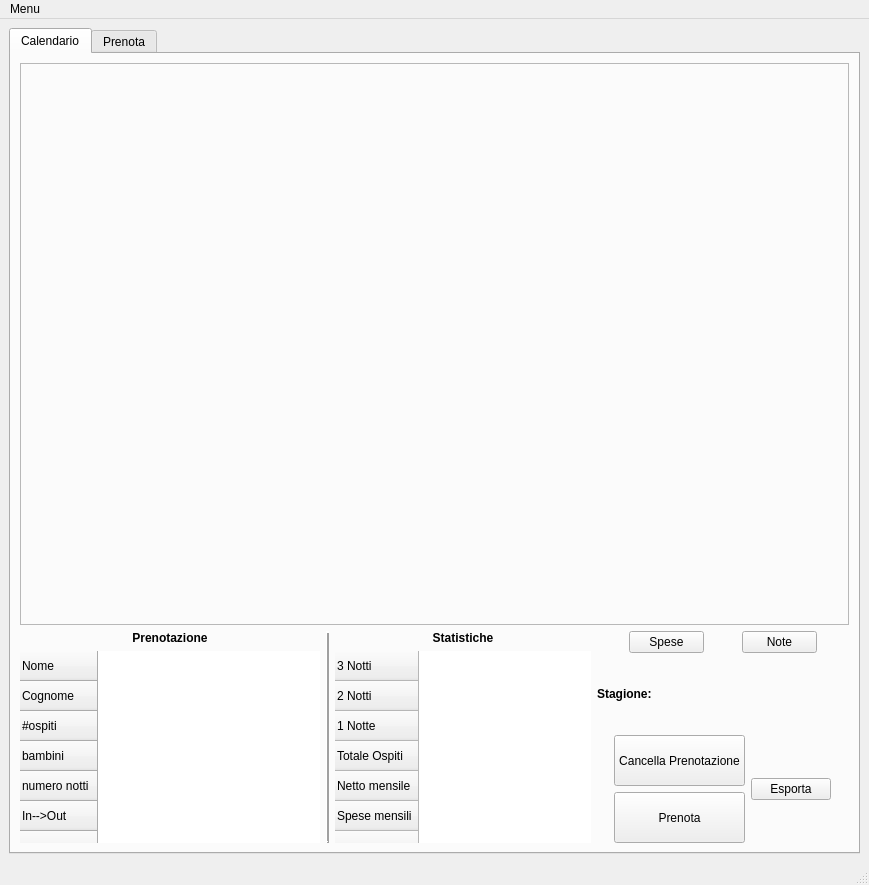
Qt form gui.ui (LucioPg/ErbaVento) before a commit.
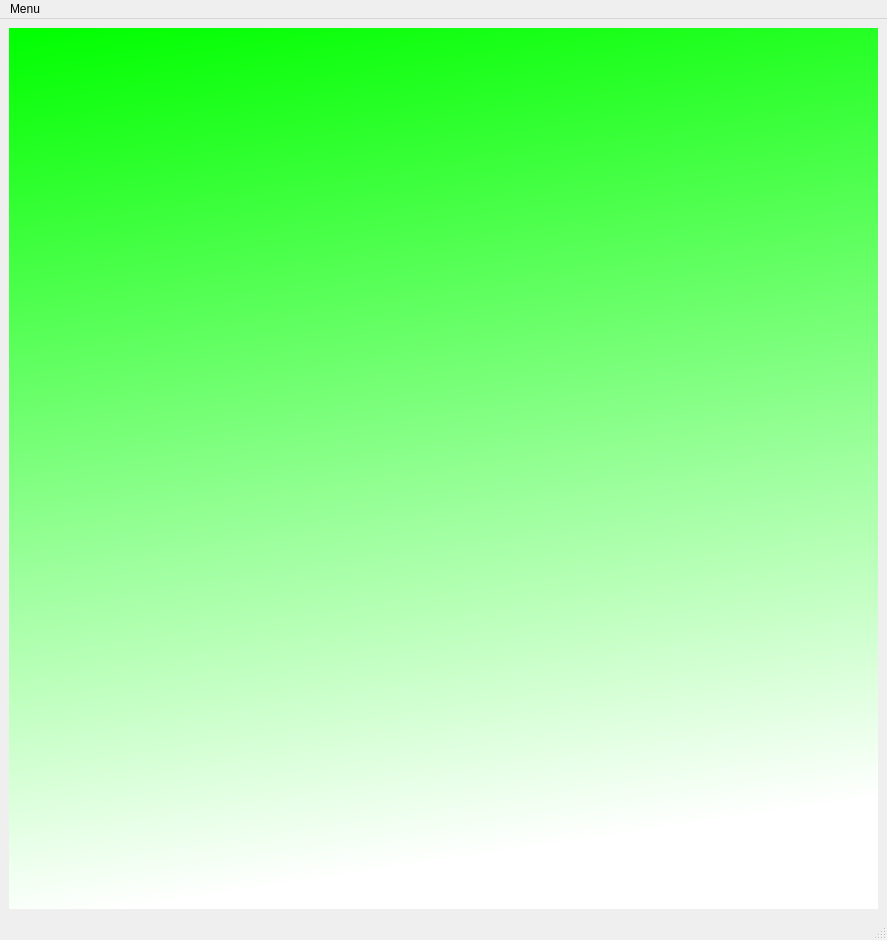
The same form after that commit. The open tabs and pages were chosen to show the change. Custom widgets are drawn as their Qt base class.

```diff
--- a/gui.ui
+++ b/gui.ui
@@ -6,8 +6,8 @@
    <rect>
     <x>0</x>
     <y>0</y>
-    <width>869</width>
-    <height>885</height>
+    <width>887</width>
+    <height>940</height>
    </rect>
   </property>
   <property name="sizePolicy">
@@ -22,7 +22,113 @@
   <widget class="QWidget" name="centralwidget">
    <layout class="QGridLayout" name="gridLayout_3">
     <item row="0" column="1">
+     <widget class="QStackedWidget" name="stackedWidget">
+      <property name="styleSheet">
+       <string notr="true"/>
+      </property>
+      <property name="currentIndex">
+       <number>1</number>
+      </property>
+      <widget class="QWidget" name="sigla">
+       <property name="styleSheet">
+        <string notr="true">background-color: qlineargradient(spread:pad, x1:0, y1:0, x2:0.148, y2:1, stop:0 rgba(0, 255, 0, 255), stop:1 rgba(255, 255, 255, 255));
+
+
+
+</string>
+       </property>
+       <layout class="QGridLayout" name="gridLayout_6">
+        <item row="0" column="0">
+         <widget class="QFrame" name="frame">
+          <property name="sizePolicy">
+           <sizepolicy hsizetype="Fixed" vsizetype="Fixed">
+            <horstretch>0</horstretch>
+            <verstretch>0</verstretch>
+           </sizepolicy>
+          </property>
+          <property name="styleSheet">
+           <string notr="true">background-color: rgba(255, 255, 255, 0);</string>
+          </property>
+          <property name="frameShape">
+           <enum>QFrame::NoFrame</enum>
+          </property>
+          <property name="frameShadow">
+           <enum>QFrame::Plain</enum>
+          </property>
+          <layout class="QGridLayout" name="gridLayout_5"/>
+         </widget>
+        </item>
+        <item row="1" column="0">
+         <layout class="QVBoxLayout" name="verticalLayout_19">
+          <item>
+           <spacer name="verticalSpacer_6">
+            <property name="orientation">
+             <enum>Qt::Vertical</enum>
+            </property>
+            <property name="sizeHint" stdset="0">
+             <size>
+              <width>784</width>
+              <height>641</height>
+             </size>
+            </property>
+           </spacer>
+          </item>
+          <item>
+           <layout class="QHBoxLayout" name="horizontalLayout_32">
+            <item>
+             <spacer name="horizontalSpacer_11">
+              <property name="orientation">
+               <enum>Qt::Horizontal</enum>
+              </property>
+              <property name="sizeHint" stdset="0">
+               <size>
+                <width>40</width>
+                <height>20</height>
+               </size>
+              </property>
+             </spacer>
+            </item>
+            <item>
+             <widget class="MySp" name="waiting_spinner" native="true">
+              <property name="sizePolicy">
+               <sizepolicy hsizetype="Fixed" vsizetype="Fixed">
+                <horstretch>0</horstretch>
+                <verstretch>0</verstretch>
+               </sizepolicy>
+              </property>
+              <property name="minimumSize">
+               <size>
+                <width>100</width>
+                <height>100</height>
+               </size>
+              </property>
+              <property name="maximumSize">
+               <size>
+                <width>100</width>
+                <height>394</height>
+               </size>
+              </property>
+              <property name="layoutDirection">
+               <enum>Qt::RightToLeft</enum>
+              </property>
+              <property name="styleSheet">
+               <string notr="true">background-color: rgba(255, 255, 255, 0);</string>
+              </property>
+             </widget>
+            </item>
+           </layout>
+          </item>
+         </layout>
+        </item>
+       </layout>
+      </widget>
+      <widget class="QWidget" name="main_page">
+       <layout class="QGridLayout" name="gridLayout_4">
+        <item row="0" column="0">
      <widget class="QTabWidget" name="tabWidget">
+          <property name="enabled">
+           <bool>true</bool>
+          </property>
       <property name="focusPolicy">
        <enum>Qt::TabFocus</enum>
       </property>
@@ -481,7 +587,7 @@
                    </font>
                   </property>
                   <property name="text">
-                   <string>Stagione: </string>
+                       <string>Status:</string>
                   </property>
                   <property name="alignment">
                    <set>Qt::AlignCenter</set>
@@ -503,10 +609,11 @@
                    </size>
                   </property>
                   <property name="styleSheet">
-                   <string notr="true"/>
+                       <string notr="true">font: 75 18pt &quot;MS Sans Serif&quot;;
+color: rgb(170, 0, 0);</string>
                   </property>
                   <property name="text">
-                   <string/>
+                       <string>Disconnesso</string>
                   </property>
                   <property name="alignment">
                    <set>Qt::AlignCenter</set>
@@ -1821,12 +1928,16 @@
     </item>
    </layout>
   </widget>
+     </widget>
+    </item>
+   </layout>
+  </widget>
   <widget class="QMenuBar" name="menubar">
    <property name="geometry">
     <rect>
      <x>0</x>
      <y>0</y>
-     <width>869</width>
+     <width>887</width>
      <height>25</height>
     </rect>
    </property>
@@ -1855,6 +1966,12 @@
    <extends>QPushButton</extends>
    <header>kwidget.myprogressbutton.myprogressbutton_main</header>
   </customwidget>
+  <customwidget>
+   <class>MySp</class>
+   <extends>QWidget</extends>
+   <header>kwidget.waiting_spinner.waitingspinnerwidget</header>
+   <container>1</container>
+  </customwidget>
  </customwidgets>
  <tabstops>
   <tabstop>bot_cancella</tabstop>
```
Left out of the diff: 21 changed lines with no effect on the pictures. Lines whose indentation alone changed are shown as unchanged.
